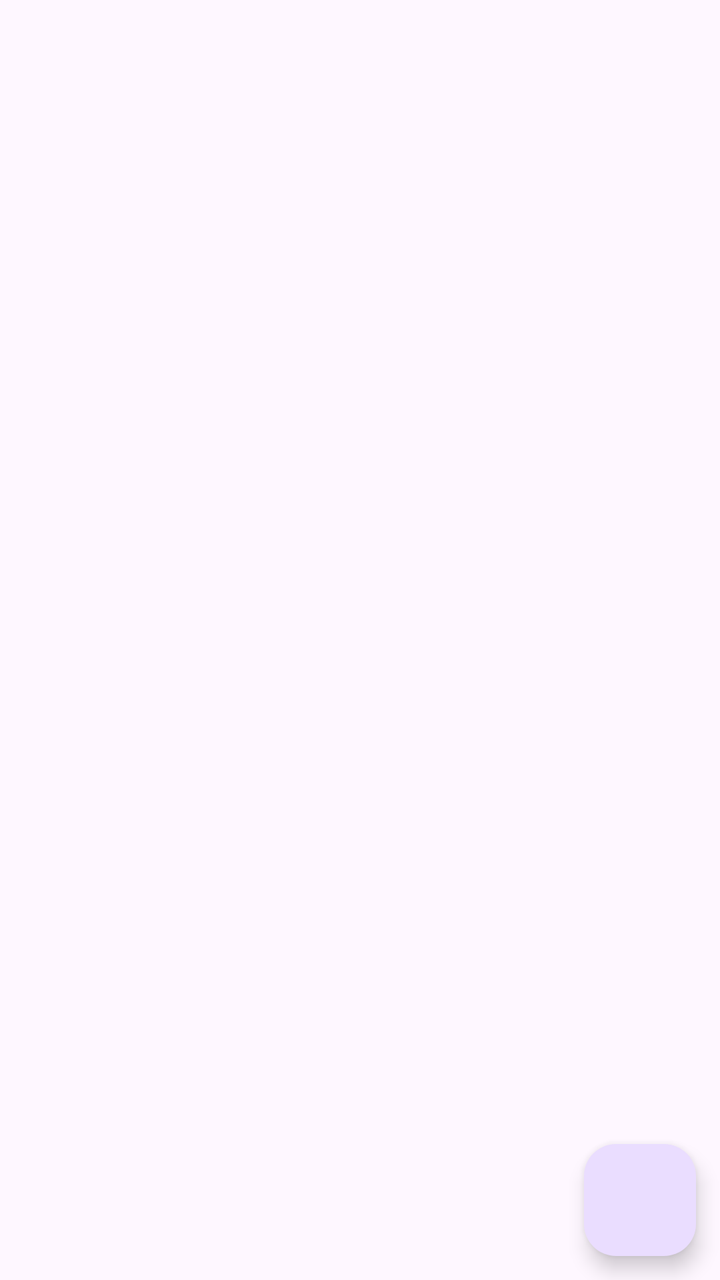
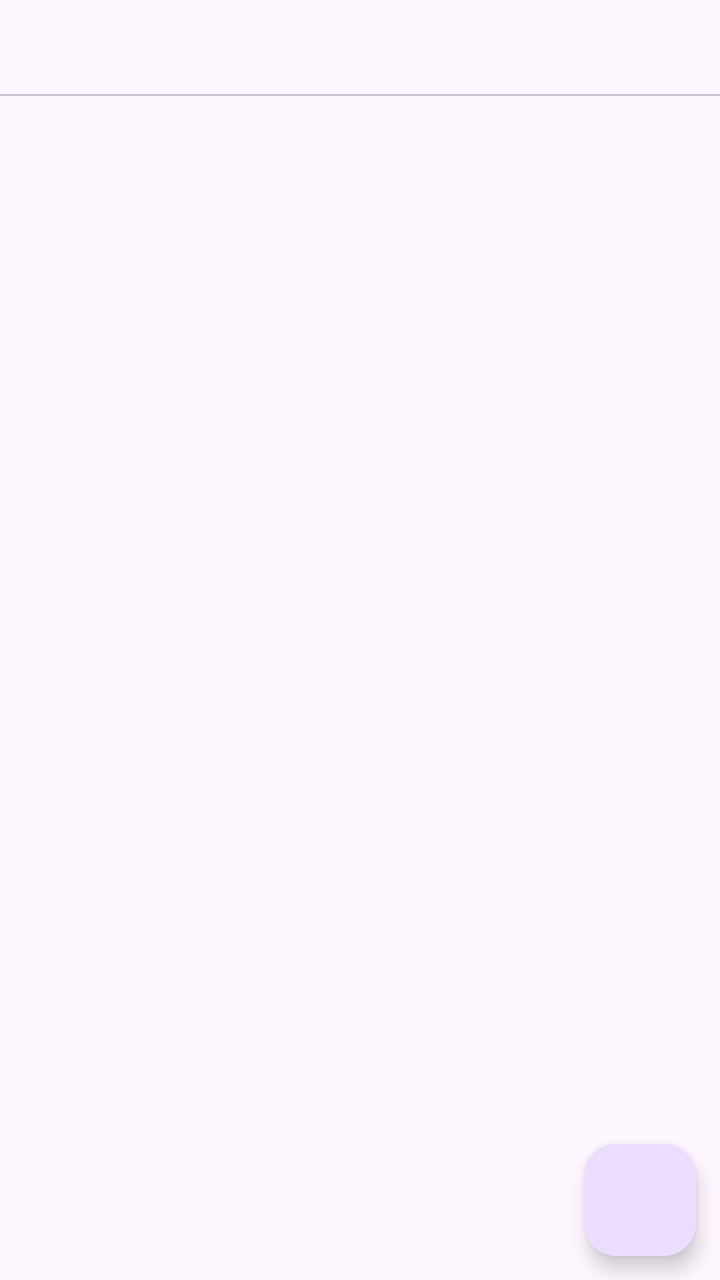

Compare the two renders of this Android layout. The source of the first and the diff that turns it into the second are given below.
<!-- AndroidManifest.xml: application theme Theme.TwitterClone -->
<!-- res/layout/activity_home.xml -->
<?xml version="1.0" encoding="utf-8"?>
<androidx.constraintlayout.widget.ConstraintLayout xmlns:android="http://schemas.android.com/apk/res/android"
    xmlns:app="http://schemas.android.com/apk/res-auto"
    xmlns:tools="http://schemas.android.com/tools"
    android:id="@+id/main"
    android:layout_width="match_parent"
    android:layout_height="match_parent"
    tools:context=".HomeActivity">



     <com.google.android.material.floatingactionbutton.FloatingActionButton
         android:id="@+id/floating_button"
         android:layout_width="wrap_content"
         android:layout_height="wrap_content"
         app:layout_constraintEnd_toEndOf="parent"
         app:layout_constraintBottom_toBottomOf="parent"
         android:layout_marginEnd="12dp"
         android:layout_marginBottom="12dp"
         />

</androidx.constraintlayout.widget.ConstraintLayout>
<!-- resources referenced by this layout -->
<resources>
  <style name="Theme.TwitterClone" parent="Base.Theme.TwitterClone" />
  <style name="Base.Theme.TwitterClone" parent="Theme.Material3.DayNight">
          <item name="colorPrimary">@color/my_light_primary</item>
          <item name="colorOnPrimary">@color/my_light_on_primary</item>
  
          
          <item name="buttonStyle">@style/CustomFlatButton</item>
      </style>
  <color name="my_light_primary">#1DA1F2</color>
  <color name="my_light_on_primary">#FFFFFF</color>
  <style name="CustomFlatButton" parent="Widget.Material3.Button">
          <item name="android:backgroundTint">#DDDDDD</item> 
          <item name="android:textColor">#000000</item> 
          <item name="android:insetLeft">0dp</item>
          <item name="android:insetRight">0dp</item>
          <item name="android:insetTop">0dp</item>
          <item name="android:insetBottom">0dp</item>
          <item name="cornerRadius">0dp</item> 
          <item name="android:stateListAnimator">@null</item> 
      </style>
</resources>

<!-- the commit's change to res/layout/activity_home.xml (unified diff, before → after) -->
@@ -7,6 +7,22 @@
     android:layout_height="match_parent"
     tools:context=".HomeActivity">
 
+     <com.google.android.material.tabs.TabLayout
+         android:layout_width="match_parent"
+         android:layout_height="wrap_content"
+         app:layout_constraintTop_toTopOf="parent"
+         android:id="@+id/tab_layout"
+
+/>
+
+
+     <androidx.viewpager2.widget.ViewPager2
+         android:id="@+id/view_pager"
+         android:layout_width="match_parent"
+         android:layout_height="0dp"
+         app:layout_constraintTop_toBottomOf="@id/tab_layout"
+         app:layout_constraintBottom_toBottomOf="parent"
+         />
 
 
      <com.google.android.material.floatingactionbutton.FloatingActionButton
